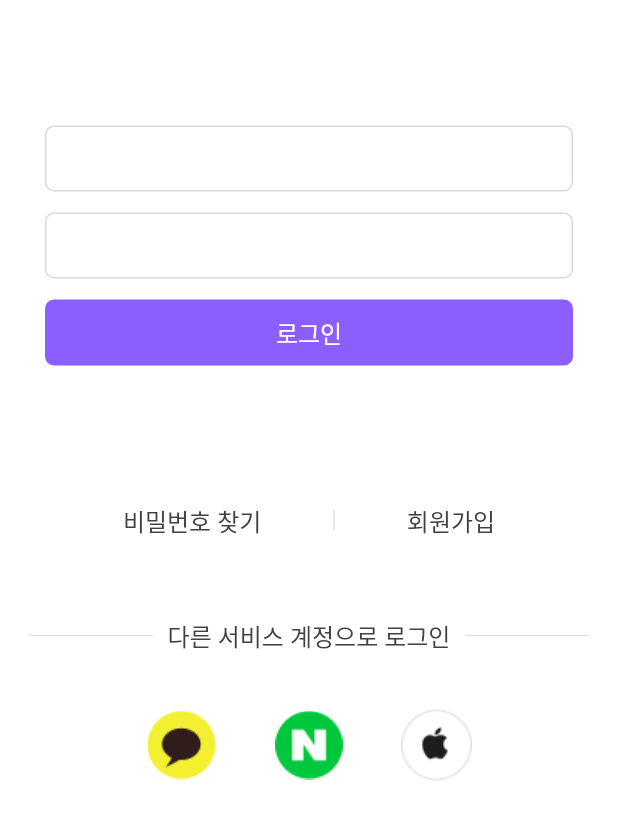
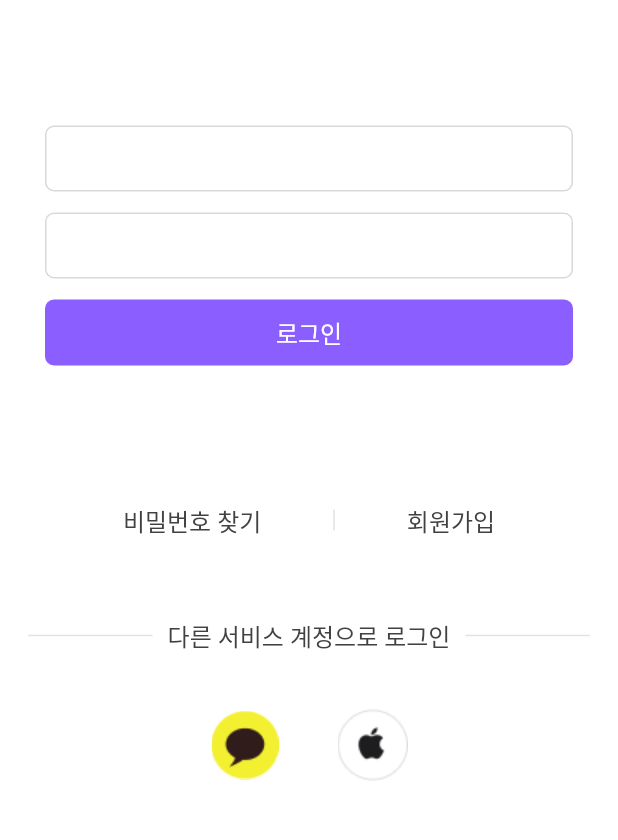
Before and after one commit to moskalabs/rebora-app, a Flutter app: the screen it shows after launch, on a phone screen of 412 x 824 dp, the part 272-1112 px from its top. Run offline on Flutter 3.47's test engine with Material 2 defaults, Android fonts, the phone set to English and light mode, and no system bars; our stand-ins replace cached_network_image, carousel_slider, dropdown_button2, firebase_core, firebase_messaging, flutter_local_notifications and 7 more; missing offline and left inert: flutter_naver_login, iamport_flutter, kakao_flutter_sdk_user; accounts and stored records are empty.

Commit message:
fix 230208 수정사항

```diff
--- a/lib/presentation/common/const.dart
+++ b/lib/presentation/common/const.dart
@@ -1,6 +1,6 @@
 class AppConst {
-    // static const BASE_URL = "https://m.re-bora.com";
-  static const BASE_URL = "http://dev.re-bora.com";
+    static const BASE_URL = "https://m.re-bora.com";
+  // static const BASE_URL = "http://dev.re-bora.com";
   static const LOGIN_TOKEN = "loginToken";
   static const NICKNAME = "nickName";
   static const PROFILE_IMAGE = "profileImage";
--- a/lib/presentation/login/login.dart
+++ b/lib/presentation/login/login.dart
@@ -209,18 +209,19 @@ class Login extends GetView<LoginController> {
                               image:AssetImage("assets/images/btn_sns_kakao.png")
                           )
                       ),
-                      Container(
-                        margin: const EdgeInsets.fromLTRB(37, 0, 37, 0),
-                        child: IconButton(
-                            padding: const EdgeInsets.all(0.0),
-                            onPressed: (){
-                              controller.naverLogin();
-                            },
-                            icon: const Image(
-                                image:AssetImage("assets/images/btn_sns_naver.png")
-                            )
-                        ),
-                      ),
+                      const SizedBox(width: 37,),
+                      // Container(
+                      //   margin: const EdgeInsets.fromLTRB(37, 0, 37, 0),
+                      //   child: IconButton(
+                      //       padding: const EdgeInsets.all(0.0),
+                      //       onPressed: (){
+                      //         controller.naverLogin();
+                      //       },
+                      //       icon: const Image(
+                      //           image:AssetImage("assets/images/btn_sns_naver.png")
+                      //       )
+                      //   ),
+                      // ),
                       IconButton(
                           padding: const EdgeInsets.all(0.0),
                           onPressed: (){
--- a/lib/presentation/recruitment/controller/participation_cancel_controller.dart
+++ b/lib/presentation/recruitment/controller/participation_cancel_controller.dart
@@ -3,6 +3,7 @@ import 'package:get/get.dart';
 import 'package:rebora/domain/usecase/recruitment_usecase.dart';
 import 'package:rebora/domain/vo/recruitment/recruitment_vo.dart';
 import 'package:rebora/presentation/common/app_status.dart';
+import 'package:rebora/presentation/common/data_singleton.dart';
 import 'package:rebora/presentation/common/date_util.dart';
 import 'package:rebora/presentation/common/ui/app_toast.dart';
 
@@ -57,6 +58,7 @@ class ParticipationCancelController extends SuperController{
     recruitmentUseCase.participationCancel("$id", data).then((value) {
       isLoading.value = false;
       if (value.result) {
+        DataSingleton.recruitmentMore = "RE_LOAD";
         Get.back(result: "참여 취소되었습니다.");
       } else {
         Get.back(result: "참여취소에 실패하였습니다.\n증상이 계속되면 고객센터로 문의해주세요.");
--- a/lib/presentation/recruitment/recruitment_create.dart
+++ b/lib/presentation/recruitment/recruitment_create.dart
@@ -93,7 +93,8 @@ class RecruitmentCreateView extends GetView<RecruitmentCreateController> {
                                                         ),
                                                       ),
                                                     ),
-                                                    Column(
+                                                    Expanded(
+                                                        child: Column(
                                                           crossAxisAlignment: CrossAxisAlignment.start,
                                                           children: [
                                                             const SizedBox(height: 14,),
@@ -138,6 +139,8 @@ class RecruitmentCreateView extends GetView<RecruitmentCreateController> {
                                                             const SizedBox(height: 5,),
                                                             Text(
                                                               "감독 : ${controller.movieVo!.movieDirector}",
+                                                              maxLines: 1,
+                                                              overflow: TextOverflow.ellipsis,
                                                               style: const TextStyle(
                                                                   fontSize: 14,
                                                                   fontWeight: FontWeight.w400,
@@ -154,6 +157,7 @@ class RecruitmentCreateView extends GetView<RecruitmentCreateController> {
                                                               ),
                                                             ),
                                                           ],
+                                                        )
                                                     )
                                                   ],
                                                 ),
--- a/lib/presentation/search/search.dart
+++ b/lib/presentation/search/search.dart
@@ -136,7 +136,7 @@ class Search extends GetView<SearchController> {
                           Expanded(
                               child: TextField(
                                   onSubmitted: (value) {
-                                    controller.search('movie');
+                                    // controller.search('movie');
                                   },
                                   textInputAction: TextInputAction.go,
                                   controller: controller.searchController,
--- a/pubspec.yaml
+++ b/pubspec.yaml
@@ -17,7 +17,7 @@ publish_to: 'none' # Remove this line if you wish to publish to pub.dev
 # https://developer.apple.com/library/archive/documentation/General/Reference/InfoPlistKeyReference/Articles/CoreFoundationKeys.html
 # In Windows, build-name is used as the major, minor, and patch parts
 # of the product and file versions while build-number is used as the build suffix.
-version: 1.0.1+5
+version: 1.0.1+6
 
 environment:
   sdk: '>=2.18.2 <3.0.0'
```
Also changed, not shown: lib/presentation/mypage/controller/favor_controller.dart (+11 -0 lines), lib/presentation/recruitment/controller/payment_controller.dart (+8 -6 lines), lib/presentation/recruitment/controller/recruitment_view_controller.dart (+4 -4 lines), lib/presentation/search/controller/search_controller.dart (+25 -11 lines), pubspec.lock, 1 other file. Lines whose indentation alone changed are shown as unchanged.
